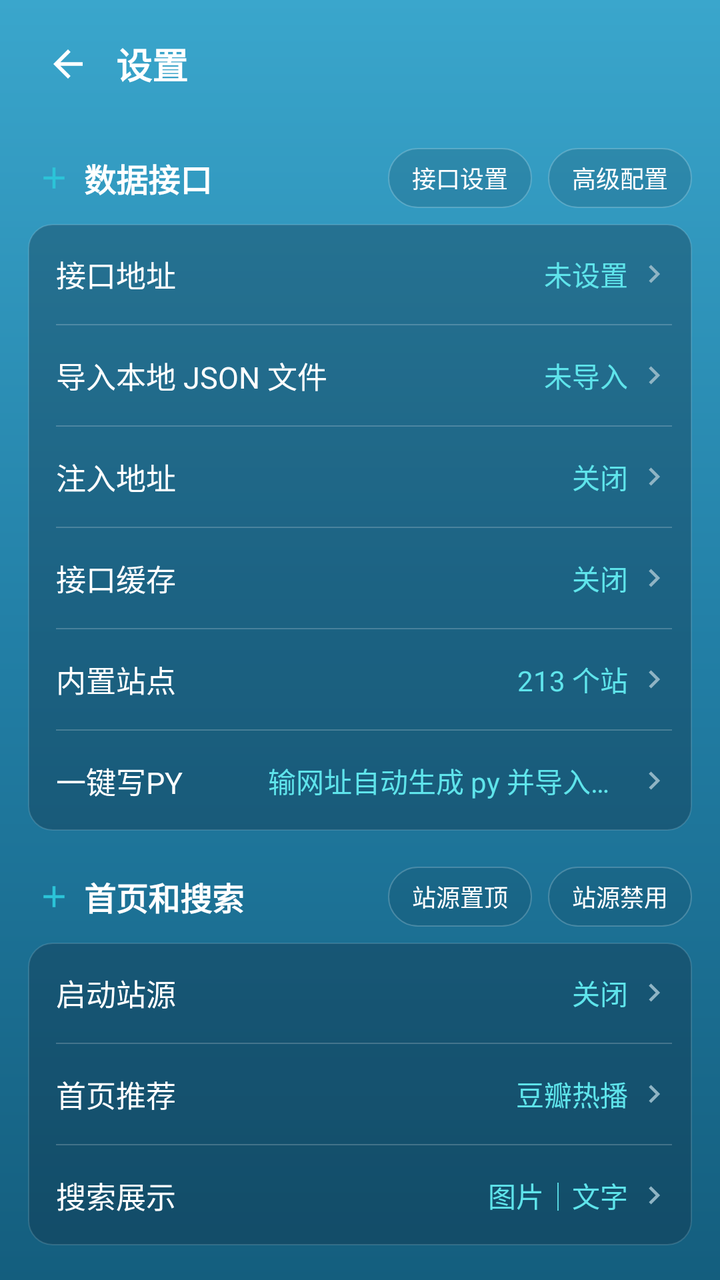
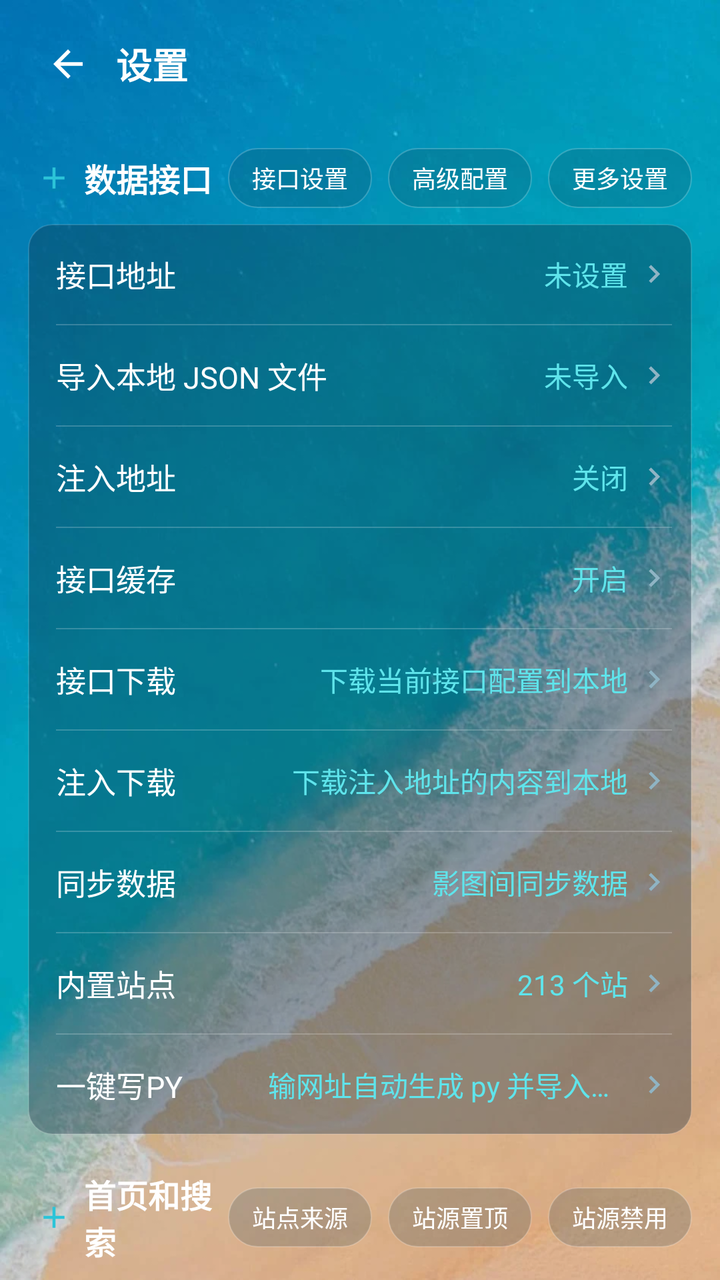

An Android layout rendered at two revisions. The XML below is the earlier revision; the diff shows what the commit changed to produce the second picture.
<!-- AndroidManifest.xml: application theme AppTheme -->
<!-- res/layout/activity_setting.xml -->
<?xml version="1.0" encoding="utf-8"?>
<ScrollView xmlns:android="http://schemas.android.com/apk/res/android"
    xmlns:app="http://schemas.android.com/apk/res-auto"
    android:layout_width="match_parent"
    android:layout_height="match_parent"
    android:fillViewport="true"
    android:fitsSystemWindows="true"
    android:scrollbars="none">

    <LinearLayout
        android:layout_width="match_parent"
        android:layout_height="wrap_content"
        android:orientation="vertical"
        android:paddingStart="14dp"
        android:paddingEnd="14dp"
        android:paddingTop="8dp"
        android:paddingBottom="24dp">

        
        <LinearLayout
            android:layout_width="match_parent"
            android:layout_height="48dp"
            android:gravity="center_vertical"
            android:orientation="horizontal">

            <ImageView
                android:id="@+id/ivBack"
                android:layout_width="40dp"
                android:layout_height="40dp"
                android:background="?attr/selectableItemBackgroundBorderless"
                android:padding="9dp"
                android:src="@drawable/ic_back"
                app:tint="@color/text_primary" />

            <TextView
                android:layout_width="0dp"
                android:layout_height="wrap_content"
                android:layout_weight="1"
                android:layout_marginStart="4dp"
                android:text="@string/title_setting"
                android:textColor="@color/text_primary"
                android:textSize="18sp"
                android:textStyle="bold" />
        </LinearLayout>

        
        <LinearLayout style="@style/SettingSectionHeader">
            <TextView style="@style/SettingSectionTitle" android:text="@string/sec_data" />
            <TextView android:id="@+id/btnApiSetting" style="@style/SettingHeaderBtn" android:text="@string/act_api_setting" />
            <TextView android:id="@+id/btnApiAdvanced" style="@style/SettingHeaderBtn" android:text="@string/act_api_advanced" />
        </LinearLayout>

        <LinearLayout style="@style/SettingCard">
            <LinearLayout android:id="@+id/rowApiUrl" style="@style/SettingRow">
                <TextView style="@style/SettingLabel" android:text="@string/row_api_url" />
                <TextView android:id="@+id/tvApiUrl" style="@style/SettingValue" android:text="@string/val_not_set" />
                <ImageView style="@style/SettingArrow" />
            </LinearLayout>

            <View style="@style/SettingSep" />

            <LinearLayout android:id="@+id/rowImportLocalJson" style="@style/SettingRow">
                <TextView style="@style/SettingLabel" android:text="导入本地 JSON 文件" />
                <TextView android:id="@+id/tvImportLocalJson" style="@style/SettingValue" android:text="未导入" />
                <ImageView style="@style/SettingArrow" />
            </LinearLayout>

            <View style="@style/SettingSep" />

            <LinearLayout android:id="@+id/rowInject" style="@style/SettingRow">
                <TextView style="@style/SettingLabel" android:text="@string/row_inject" />
                <TextView android:id="@+id/tvInject" style="@style/SettingValue" android:text="@string/val_off" />
                <ImageView style="@style/SettingArrow" />
            </LinearLayout>

            <View style="@style/SettingSep" />

            <LinearLayout android:id="@+id/rowApiCache" style="@style/SettingRow">
                <TextView style="@style/SettingLabel" android:text="@string/row_api_cache" />
                <TextView android:id="@+id/tvApiCache" style="@style/SettingValue" android:text="@string/val_off" />
                <ImageView style="@style/SettingArrow" />
            </LinearLayout>

            <View style="@style/SettingSep" />

            <LinearLayout android:id="@+id/rowBuiltinZone" style="@style/SettingRow">
                <TextView style="@style/SettingLabel" android:text="内置站点" />
                <TextView android:id="@+id/tvBuiltinZone" style="@style/SettingValue" android:text="213 个站" />
                <ImageView style="@style/SettingArrow" />
            </LinearLayout>

            <View style="@style/SettingSep" />

            <LinearLayout android:id="@+id/rowOneKeyPy" style="@style/SettingRow">
                <TextView style="@style/SettingLabel" android:text="一键写PY" />
                <TextView style="@style/SettingValue" android:text="输网址自动生成 py 并导入站源管理" />
                <ImageView style="@style/SettingArrow" />
            </LinearLayout>
        </LinearLayout>

        
        <LinearLayout style="@style/SettingSectionHeader">
            <TextView style="@style/SettingSectionTitle" android:text="@string/sec_home" />
            <TextView android:id="@+id/btnSourcePin" style="@style/SettingHeaderBtn" android:text="@string/act_source_pin" />
            <TextView android:id="@+id/btnSourceDisable" style="@style/SettingHeaderBtn" android:text="@string/act_source_disable" />
        </LinearLayout>

        <LinearLayout style="@style/SettingCard">
            <LinearLayout android:id="@+id/rowStartSource" style="@style/SettingRow">
                <TextView style="@style/SettingLabel" android:text="@string/row_start_source" />
                <TextView android:id="@+id/tvStartSource" style="@style/SettingValue" android:text="@string/val_off" />
                <ImageView style="@style/SettingArrow" />
            </LinearLayout>

            <View style="@style/SettingSep" />

            <LinearLayout android:id="@+id/rowHomeRec" style="@style/SettingRow">
                <TextView style="@style/SettingLabel" android:text="@string/row_home_rec" />
                <TextView android:id="@+id/tvHomeRec" style="@style/SettingValue" android:text="@string/val_douban" />
                <ImageView style="@style/SettingArrow" />
            </LinearLayout>

            <View style="@style/SettingSep" />

            <LinearLayout android:id="@+id/rowSearchShow" style="@style/SettingRow">
                <TextView style="@style/SettingLabel" android:text="@string/row_search_show" />
                <TextView android:id="@+id/tvSearchShow" style="@style/SettingValue" android:text="@string/val_pic_text" />
                <ImageView style="@style/SettingArrow" />
            </LinearLayout>
        </LinearLayout>

        
        <LinearLayout style="@style/SettingSectionHeader">
            <TextView style="@style/SettingSectionTitle" android:text="@string/sec_play" />
        </LinearLayout>

        <LinearLayout style="@style/SettingCard">
            <LinearLayout android:id="@+id/rowDetailStyle" style="@style/SettingRow">
                <TextView style="@style/SettingLabel" android:text="@string/row_detail_style" />
                <TextView android:id="@+id/tvDetailStyle" style="@style/SettingValue" android:text="@string/val_detail_style" />
                <ImageView style="@style/SettingArrow" />
            </LinearLayout>

            <View style="@style/SettingSep" />

            <LinearLayout android:id="@+id/rowProgressTag" style="@style/SettingRow">
                <TextView style="@style/SettingLabel" android:text="@string/row_progress_tag" />
                <TextView android:id="@+id/tvProgressTag" style="@style/SettingValue" android:text="@string/val_name" />
                <ImageView style="@style/SettingArrow" />
            </LinearLayout>

            <View style="@style/SettingSep" />

            <LinearLayout android:id="@+id/rowPlayer" style="@style/SettingRow">
                <TextView style="@style/SettingLabel" android:text="@string/row_player" />
                <TextView android:id="@+id/tvPlayer" style="@style/SettingValue" android:text="@string/val_exo" />
                <ImageView style="@style/SettingArrow" />
            </LinearLayout>

            <View style="@style/SettingSep" />

            <LinearLayout android:id="@+id/rowRender" style="@style/SettingRow">
                <TextView style="@style/SettingLabel" android:text="@string/row_render" />
                <TextView android:id="@+id/tvRender" style="@style/SettingValue" android:text="@string/val_texture" />
                <ImageView style="@style/SettingArrow" />
            </LinearLayout>

            <View style="@style/SettingSep" />

            <LinearLayout android:id="@+id/rowScale" style="@style/SettingRow">
                <TextView style="@style/SettingLabel" android:text="@string/row_scale" />
                <TextView android:id="@+id/tvScale" style="@style/SettingValue" android:text="@string/val_fit" />
                <ImageView style="@style/SettingArrow" />
            </LinearLayout>

            <View style="@style/SettingSep" />

            <LinearLayout android:id="@+id/rowParse" style="@style/SettingRow">
                <TextView style="@style/SettingLabel" android:text="@string/setting_default_parse" />
                <TextView android:id="@+id/tvParseName" style="@style/SettingValue" android:text="@string/parse_none" />
                <ImageView style="@style/SettingArrow" />
            </LinearLayout>

            <View style="@style/SettingSep" />

            <LinearLayout android:id="@+id/rowSkipAd" style="@style/SettingRow">
                <TextView style="@style/SettingLabel" android:text="@string/row_skip_ad" />
                <TextView android:id="@+id/tvSkipAd" style="@style/SettingValue" android:text="@string/val_on" />
                <ImageView style="@style/SettingArrow" />
            </LinearLayout>

            <View style="@style/SettingSep" />

            <LinearLayout android:id="@+id/rowAutoFloat" style="@style/SettingRow">
                <TextView style="@style/SettingLabel" android:text="@string/row_auto_float" />
                <TextView android:id="@+id/tvAutoFloat" style="@style/SettingValue" android:text="@string/val_off" />
                <ImageView style="@style/SettingArrow" />
            </LinearLayout>
        </LinearLayout>

        
        <LinearLayout style="@style/SettingSectionHeader">
            <TextView style="@style/SettingSectionTitle" android:text="@string/sec_system" />
        </LinearLayout>

        <LinearLayout style="@style/SettingCard">
            <LinearLayout android:id="@+id/rowOrientation" style="@style/SettingRow">
                <TextView style="@style/SettingLabel" android:text="@string/row_orientation" />
                <TextView android:id="@+id/tvOrientation" style="@style/SettingValue" android:text="@string/val_portrait" />
                <ImageView style="@style/SettingArrow" />
            </LinearLayout>

            <View style="@style/SettingSep" />

            <LinearLayout android:id="@+id/rowDarkMode" style="@style/SettingRow">
                <TextView style="@style/SettingLabel" android:text="@string/setting_dark_mode" />
                <androidx.appcompat.widget.SwitchCompat
                    android:id="@+id/swDark"
                    android:layout_width="wrap_content"
                    android:layout_height="wrap_content" />
            </LinearLayout>

            <View style="@style/SettingSep" />

            <LinearLayout android:id="@+id/rowStartPage" style="@style/SettingRow">
                <TextView style="@style/SettingLabel" android:text="@string/row_start_page" />
                <TextView android:id="@+id/tvStartPage" style="@style/SettingValue" android:text="@string/val_home" />
                <ImageView style="@style/SettingArrow" />
            </LinearLayout>

            <View style="@style/SettingSep" />

            <LinearLayout android:id="@+id/rowGridColumns" style="@style/SettingRow">
                <TextView style="@style/SettingLabel" android:text="@string/row_grid_columns" />
                <TextView android:id="@+id/tvGridColumns" style="@style/SettingValue" android:text="@string/val_columns3" />
                <ImageView style="@style/SettingArrow" />
            </LinearLayout>

            <View style="@style/SettingSep" />

            <LinearLayout android:id="@+id/rowClearCache" style="@style/SettingRow">
                <TextView style="@style/SettingLabel" android:text="@string/row_auto_clear" />
                <TextView android:id="@+id/tvCacheHint" style="@style/SettingValue" android:text="@string/val_on" />
                <ImageView style="@style/SettingArrow" />
            </LinearLayout>

            <View style="@style/SettingSep" />

            <LinearLayout android:id="@+id/rowDramaPreload" style="@style/SettingRow">
                <TextView style="@style/SettingLabel" android:text="短剧预加载" />
                <androidx.appcompat.widget.SwitchCompat
                    android:id="@+id/swDramaPreload"
                    android:layout_width="wrap_content"
                    android:layout_height="wrap_content" />
            </LinearLayout>

            <View style="@style/SettingSep" />

            <LinearLayout android:id="@+id/rowBackgroundPlay" style="@style/SettingRow">
                <TextView style="@style/SettingLabel" android:text="@string/row_background_play" />
                <androidx.appcompat.widget.SwitchCompat
                    android:id="@+id/swBackgroundPlay"
                    android:layout_width="wrap_content"
                    android:layout_height="wrap_content" />
            </LinearLayout>

            <View style="@style/SettingSep" />

            <LinearLayout android:id="@+id/rowWallpaper" style="@style/SettingRow">
                <TextView style="@style/SettingLabel" android:text="壁纸" />
                <TextView android:id="@+id/tvWallpaper" style="@style/SettingValue" android:text="默认" />
                <ImageView style="@style/SettingArrow" />
            </LinearLayout>
        </LinearLayout>

        
        <LinearLayout
            android:layout_width="match_parent"
            android:layout_height="wrap_content"
            android:layout_marginTop="10dp"
            android:orientation="horizontal"
            android:weightSum="2">

            <TextView
                android:id="@+id/btnBackup"
                style="@style/SettingBottomBtn"
                android:layout_marginEnd="5dp"
                android:text="@string/act_backup" />

            <TextView
                android:id="@+id/btnClearCache"
                style="@style/SettingBottomBtn"
                android:layout_marginStart="5dp"
                android:text="@string/act_clear_cache" />
        </LinearLayout>

        <LinearLayout
            android:layout_width="match_parent"
            android:layout_height="wrap_content"
            android:layout_marginTop="10dp"
            android:orientation="horizontal"
            android:weightSum="2">

            <TextView
                android:id="@+id/btnUpdate"
                style="@style/SettingBottomBtn"
                android:layout_marginEnd="5dp"
                android:text="@string/act_update" />

            <TextView
                android:id="@+id/btnAbout"
                style="@style/SettingBottomBtn"
                android:layout_marginStart="5dp"
                android:text="@string/act_about" />
        </LinearLayout>

        <TextView
            android:id="@+id/tvVersion"
            android:layout_width="match_parent"
            android:layout_height="wrap_content"
            android:layout_marginTop="16dp"
            android:gravity="center"
            android:textColor="@color/text_secondary"
            android:textSize="12sp" />
    </LinearLayout>
</ScrollView>
<!-- resources referenced by this layout -->
<resources>
  <color name="text_primary">#FFFFFF</color>
  <color name="text_secondary">#C4DEE9</color>
  <string name="act_about">关于</string>
  <string name="act_api_advanced">高级配置</string>
  <string name="act_api_setting">接口设置</string>
  <string name="act_backup">数据备份</string>
  <string name="act_clear_cache">清除缓存</string>
  <string name="act_source_disable">站源禁用</string>
  <string name="act_source_pin">站源置顶</string>
  <string name="act_update">检测更新</string>
  <string name="parse_none">未配置</string>
  <string name="row_api_cache">接口缓存</string>
  <string name="row_api_url">接口地址</string>
  <string name="row_auto_clear">自清播放缓存</string>
  <string name="row_auto_float">自动悬浮</string>
  <string name="row_background_play">后台播放</string>
  <string name="row_detail_style">详情页样式</string>
  <string name="row_grid_columns">分类视图列数</string>
  <string name="row_home_rec">首页推荐</string>
  <string name="row_inject">注入地址</string>
  <string name="row_orientation">屏幕方向</string>
  <string name="row_player">默认播放器</string>
  <string name="row_progress_tag">进度标识</string>
  <string name="row_render">渲染方式</string>
  <string name="row_scale">画面缩放</string>
  <string name="row_search_show">搜索展示</string>
  <string name="row_skip_ad">解析跳过防盗</string>
  <string name="row_start_page">默认启动</string>
  <string name="row_start_source">启动站源</string>
  <string name="sec_data">数据接口</string>
  <string name="sec_home">首页和搜索</string>
  <string name="sec_play">播放设置</string>
  <string name="sec_system">系统设置</string>
  <string name="setting_dark_mode">深色模式</string>
  <string name="setting_default_parse">默认解析</string>
  <string name="title_setting">设置</string>
  <string name="val_columns3">3 列</string>
  <string name="val_detail_style">影音图片</string>
  <string name="val_douban">豆瓣热播</string>
  <string name="val_exo">ExoPlayer</string>
  <string name="val_fit">适应</string>
  <string name="val_home">首页</string>
  <string name="val_name">名称</string>
  <string name="val_not_set">未设置 </string>
  <string name="val_off">关闭</string>
  <string name="val_on">开启</string>
  <string name="val_pic_text">图片｜文字</string>
  <string name="val_portrait">竖屏</string>
  <string name="val_texture">TextureView</string>
  <style name="AppTheme" parent="Base.AppTheme" />
  <color name="divider">#33FFFFFF</color>
  <color name="value_teal">#5FE4EB</color>
  <style name="Base.AppTheme" parent="Theme.Material3.Dark.NoActionBar">
          <item name="colorPrimary">@color/colorPrimary</item>
          <item name="colorOnPrimary">@color/colorOnPrimary</item>
          <item name="colorPrimaryVariant">@color/colorPrimaryVariant</item>
          <item name="android:statusBarColor">@android:color/transparent</item>
          <item name="android:navigationBarColor">@android:color/transparent</item>
          <item name="android:windowBackground">@drawable/bg_main_gradient</item>
          <item name="android:windowDrawsSystemBarBackgrounds">true</item>
          <item name="android:forceDarkAllowed">false</item>
      </style>
  <color name="text_hint">#8FB4C4</color>
  <color name="card_bg_strong">#59102A3C</color>
  <color name="card_bg">#3313384A</color>
  <color name="colorPrimary">#2BC4D8</color>
  <color name="colorOnPrimary">#06202A</color>
  <color name="colorPrimaryVariant">#1FA7BC</color>
  <!-- drawable bg_main_gradient (drawable) -->
  <?xml version="1.0" encoding="utf-8"?>
  <shape xmlns:android="http://schemas.android.com/apk/res/android"
      android:shape="rectangle">
      <gradient
          android:angle="270"
          android:startColor="@color/gradient_top"
          android:centerColor="@color/gradient_mid"
          android:endColor="@color/gradient_bottom"
          android:type="linear" />
  </shape>
  <color name="gradient_top">#3AA6CC</color>
  <color name="gradient_mid">#227FA6</color>
  <color name="gradient_bottom">#145E7E</color>
  <!-- unchanged entries left out for length: 15 -->
</resources>

<!-- the commit's change to res/layout/activity_setting.xml (unified diff, before → after) -->
@@ -48,6 +48,7 @@
             <TextView style="@style/SettingSectionTitle" android:text="@string/sec_data" />
             <TextView android:id="@+id/btnApiSetting" style="@style/SettingHeaderBtn" android:text="@string/act_api_setting" />
             <TextView android:id="@+id/btnApiAdvanced" style="@style/SettingHeaderBtn" android:text="@string/act_api_advanced" />
+            <TextView android:id="@+id/btnApiMore" style="@style/SettingHeaderBtn" android:text="更多设置" />
         </LinearLayout>
 
         <LinearLayout style="@style/SettingCard">
@@ -77,7 +78,31 @@
 
             <LinearLayout android:id="@+id/rowApiCache" style="@style/SettingRow">
                 <TextView style="@style/SettingLabel" android:text="@string/row_api_cache" />
-                <TextView android:id="@+id/tvApiCache" style="@style/SettingValue" android:text="@string/val_off" />
+                <TextView android:id="@+id/tvApiCache" style="@style/SettingValue" android:text="@string/val_on" />
+                <ImageView style="@style/SettingArrow" />
+            </LinearLayout>
+
+            <View style="@style/SettingSep" />
+
+            <LinearLayout android:id="@+id/rowApiDownload" style="@style/SettingRow">
+                <TextView style="@style/SettingLabel" android:text="接口下载" />
+                <TextView android:id="@+id/tvApiDownload" style="@style/SettingValue" android:text="下载当前接口配置到本地" />
+                <ImageView style="@style/SettingArrow" />
+            </LinearLayout>
+
+            <View style="@style/SettingSep" />
+
+            <LinearLayout android:id="@+id/rowInjectDownload" style="@style/SettingRow">
+                <TextView style="@style/SettingLabel" android:text="注入下载" />
+                <TextView android:id="@+id/tvInjectDownload" style="@style/SettingValue" android:text="下载注入地址的内容到本地" />
+                <ImageView style="@style/SettingArrow" />
+            </LinearLayout>
+
+            <View style="@style/SettingSep" />
+
+            <LinearLayout android:id="@+id/rowSyncData" style="@style/SettingRow">
+                <TextView style="@style/SettingLabel" android:text="同步数据" />
+                <TextView android:id="@+id/tvSyncData" style="@style/SettingValue" android:text="影图间同步数据" />
                 <ImageView style="@style/SettingArrow" />
             </LinearLayout>
 
@@ -101,6 +126,7 @@
         
         <LinearLayout style="@style/SettingSectionHeader">
             <TextView style="@style/SettingSectionTitle" android:text="@string/sec_home" />
+            <TextView android:id="@+id/btnSiteSource" style="@style/SettingHeaderBtn" android:text="站点来源" />
             <TextView android:id="@+id/btnSourcePin" style="@style/SettingHeaderBtn" android:text="@string/act_source_pin" />
             <TextView android:id="@+id/btnSourceDisable" style="@style/SettingHeaderBtn" android:text="@string/act_source_disable" />
         </LinearLayout>
@@ -127,6 +153,30 @@
                 <TextView android:id="@+id/tvSearchShow" style="@style/SettingValue" android:text="@string/val_pic_text" />
                 <ImageView style="@style/SettingArrow" />
             </LinearLayout>
+
+            <View style="@style/SettingSep" />
+
+            <LinearLayout android:id="@+id/rowHomeLayout" style="@style/SettingRow">
+                <TextView style="@style/SettingLabel" android:text="首页布局" />
+                <TextView android:id="@+id/tvHomeLayout" style="@style/SettingValue" android:text="侧边栏" />
+                <ImageView style="@style/SettingArrow" />
+            </LinearLayout>
+
+            <View style="@style/SettingSep" />
+
+            <LinearLayout android:id="@+id/rowHomeSourceCols" style="@style/SettingRow">
+                <TextView style="@style/SettingLabel" android:text="首页选源列数" />
+                <TextView android:id="@+id/tvHomeSourceCols" style="@style/SettingValue" android:text="2 列" />
+                <ImageView style="@style/SettingArrow" />
+            </LinearLayout>
+
+            <View style="@style/SettingSep" />
+
+            <LinearLayout android:id="@+id/rowSearchSite" style="@style/SettingRow">
+                <TextView style="@style/SettingLabel" android:text="搜索站点" />
+                <TextView android:id="@+id/tvSearchSite" style="@style/SettingValue" android:text="全部" />
+                <ImageView style="@style/SettingArrow" />
+            </LinearLayout>
         </LinearLayout>
 
         
@@ -191,9 +241,49 @@
 
             <View style="@style/SettingSep" />
 
+            <LinearLayout android:id="@+id/rowSnifferView" style="@style/SettingRow">
+                <TextView style="@style/SettingLabel" android:text="嗅探View" />
+                <TextView android:id="@+id/tvSnifferView" style="@style/SettingValue" android:text="系统自带" />
+                <ImageView style="@style/SettingArrow" />
+            </LinearLayout>
+
+            <View style="@style/SettingSep" />
+
             <LinearLayout android:id="@+id/rowAutoFloat" style="@style/SettingRow">
                 <TextView style="@style/SettingLabel" android:text="@string/row_auto_float" />
                 <TextView android:id="@+id/tvAutoFloat" style="@style/SettingValue" android:text="@string/val_off" />
+                <ImageView style="@style/SettingArrow" />
+            </LinearLayout>
+
+            <View style="@style/SettingSep" />
+
+            <LinearLayout android:id="@+id/rowBufferTimeout" style="@style/SettingRow">
+                <TextView style="@style/SettingLabel" android:text="缓冲超时时间" />
+                <TextView android:id="@+id/tvBufferTimeout" style="@style/SettingValue" android:text="@string/val_off" />
+                <ImageView style="@style/SettingArrow" />
+            </LinearLayout>
+
+            <View style="@style/SettingSep" />
+
+            <LinearLayout android:id="@+id/rowIjkBuffer" style="@style/SettingRow">
+                <TextView style="@style/SettingLabel" android:text="IJK边播边存" />
+                <TextView android:id="@+id/tvIjkBuffer" style="@style/SettingValue" android:text="@string/val_off" />
+                <ImageView style="@style/SettingArrow" />
+            </LinearLayout>
+
+            <View style="@style/SettingSep" />
+
+            <LinearLayout android:id="@+id/rowIjkDecode" style="@style/SettingRow">
+                <TextView style="@style/SettingLabel" android:text="IJK解码" />
+                <TextView android:id="@+id/tvIjkDecode" style="@style/SettingValue" android:text="硬解码" />
+                <ImageView style="@style/SettingArrow" />
+            </LinearLayout>
+
+            <View style="@style/SettingSep" />
+
+            <LinearLayout android:id="@+id/rowCacheLocation" style="@style/SettingRow">
+                <TextView style="@style/SettingLabel" android:text="缓存位置" />
+                <TextView android:id="@+id/tvCacheLocation" style="@style/SettingValue" android:text="默认" />
                 <ImageView style="@style/SettingArrow" />
             </LinearLayout>
         </LinearLayout>
@@ -230,6 +320,48 @@
 
             <View style="@style/SettingSep" />
 
+            <LinearLayout android:id="@+id/rowSecureDns" style="@style/SettingRow">
+                <TextView style="@style/SettingLabel" android:text="安全DNS" />
+                <TextView android:id="@+id/tvSecureDns" style="@style/SettingValue" android:text="@string/val_off" />
+                <ImageView style="@style/SettingArrow" />
+            </LinearLayout>
+
+            <View style="@style/SettingSep" />
+
+            <LinearLayout android:id="@+id/rowWallpaperFx" style="@style/SettingRow">
+                <TextView style="@style/SettingLabel" android:text="壁纸虚化|亮度" />
+                <TextView android:id="@+id/tvWallpaperFx" style="@style/SettingValue" android:text="0 | 0" />
+                <ImageView style="@style/SettingArrow" />
+            </LinearLayout>
+
+            <View style="@style/SettingSep" />
+
+            <LinearLayout android:id="@+id/rowCateViewType" style="@style/SettingRow">
+                <TextView style="@style/SettingLabel" android:text="分类视图类型" />
+                <TextView android:id="@+id/tvCateViewType" style="@style/SettingValue" android:text="普通视图1" />
+                <ImageView style="@style/SettingArrow" />
+            </LinearLayout>
+
+            <View style="@style/SettingSep" />
+
+            <LinearLayout android:id="@+id/rowCateViewCols" style="@style/SettingRow">
+                <TextView style="@style/SettingLabel" android:text="分类视图列数" />
+                <TextView android:id="@+id/tvCateViewCols" style="@style/SettingValue" android:text="方案2" />
+                <ImageView style="@style/SettingArrow" />
+            </LinearLayout>
+
+            <View style="@style/SettingSep" />
+
+            <LinearLayout android:id="@+id/rowAutoClear" style="@style/SettingRow">
+                <TextView style="@style/SettingLabel" android:text="自清播放缓存" />
+                <androidx.appcompat.widget.SwitchCompat
+                    android:id="@+id/swAutoClear"
+                    android:layout_width="wrap_content"
+                    android:layout_height="wrap_content" />
+            </LinearLayout>
+
+            <View style="@style/SettingSep" />
+
             <LinearLayout android:id="@+id/rowGridColumns" style="@style/SettingRow">
                 <TextView style="@style/SettingLabel" android:text="@string/row_grid_columns" />
                 <TextView android:id="@+id/tvGridColumns" style="@style/SettingValue" android:text="@string/val_columns3" />
@@ -239,7 +371,7 @@
             <View style="@style/SettingSep" />
 
             <LinearLayout android:id="@+id/rowClearCache" style="@style/SettingRow">
-                <TextView style="@style/SettingLabel" android:text="@string/row_auto_clear" />
+                <TextView style="@style/SettingLabel" android:text="清除缓存" />
                 <TextView android:id="@+id/tvCacheHint" style="@style/SettingValue" android:text="@string/val_on" />
                 <ImageView style="@style/SettingArrow" />
             </LinearLayout>
<!-- resource entries referenced after the edit -->
@@ -13,11 +13,10 @@
   <string name="parse_none">未配置</string>
   <string name="row_api_cache">接口缓存</string>
   <string name="row_api_url">接口地址</string>
-  <string name="row_auto_clear">自清播放缓存</string>
   <string name="row_auto_float">自动悬浮</string>
   <string name="row_background_play">后台播放</string>
   <string name="row_detail_style">详情页样式</string>
-  <string name="row_grid_columns">分类视图列数</string>
+  <string name="row_grid_columns">首页网格列数</string>
   <string name="row_home_rec">首页推荐</string>
   <string name="row_inject">注入地址</string>
   <string name="row_orientation">屏幕方向</string>
@@ -58,7 +57,7 @@
           <item name="colorPrimaryVariant">@color/colorPrimaryVariant</item>
           <item name="android:statusBarColor">@android:color/transparent</item>
           <item name="android:navigationBarColor">@android:color/transparent</item>
-          <item name="android:windowBackground">@drawable/bg_main_gradient</item>
+          <item name="android:windowBackground">@drawable/bg_beach</item>
           <item name="android:windowDrawsSystemBarBackgrounds">true</item>
           <item name="android:forceDarkAllowed">false</item>
       </style>
@@ -68,20 +67,7 @@
   <color name="colorPrimary">#2BC4D8</color>
   <color name="colorOnPrimary">#06202A</color>
   <color name="colorPrimaryVariant">#1FA7BC</color>
-  <!-- drawable bg_main_gradient (drawable) -->
-  <?xml version="1.0" encoding="utf-8"?>
-  <shape xmlns:android="http://schemas.android.com/apk/res/android"
-      android:shape="rectangle">
-      <gradient
-          android:angle="270"
-          android:startColor="@color/gradient_top"
-          android:centerColor="@color/gradient_mid"
-          android:endColor="@color/gradient_bottom"
-          android:type="linear" />
-  </shape>
-  <color name="gradient_top">#3AA6CC</color>
-  <color name="gradient_mid">#227FA6</color>
-  <color name="gradient_bottom">#145E7E</color>
+  <!-- drawable bg_beach: webp bitmap (drawable-nodpi, 64794 bytes) -->
   <!-- unchanged entries left out for length: 15 -->
 </resources>
 
